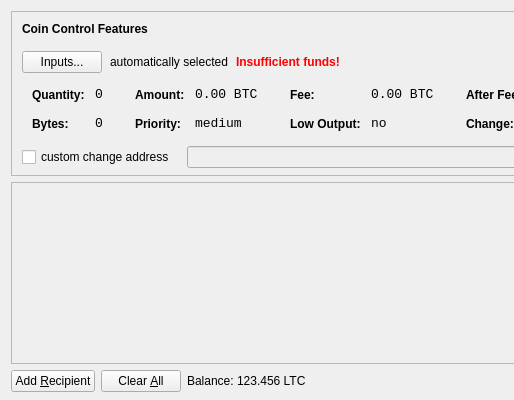
Before: the Qt Designer form src/qt/forms/sendcoinsdialog.ui in TrihardCoin/TrihardCoin, drawn with Qt 5; both pictures show x 0 to 514 and y 0 to 400 of the 850 by 400 pixel window.
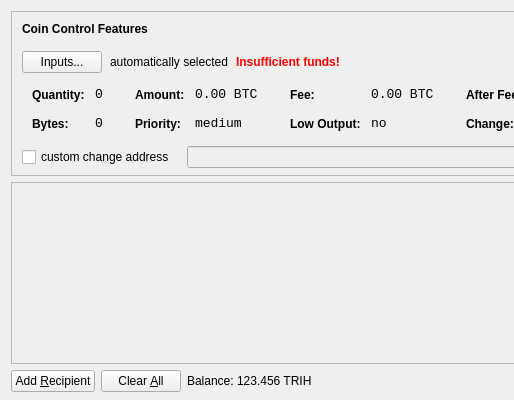
After: the same form once the commit is applied. Icons and pictures are not drawn.

Diff of the .ui file:
```diff
--- a/src/qt/forms/sendcoinsdialog.ui
+++ b/src/qt/forms/sendcoinsdialog.ui
@@ -720,7 +720,7 @@
           <cursorShape>IBeamCursor</cursorShape>
          </property>
          <property name="text">
-          <string>123.456 LTC</string>
+          <string>123.456 TRIH</string>
          </property>
          <property name="textInteractionFlags">
           <set>Qt::LinksAccessibleByMouse|Qt::TextSelectableByKeyboard|Qt::TextSelectableByMouse</set>
```
